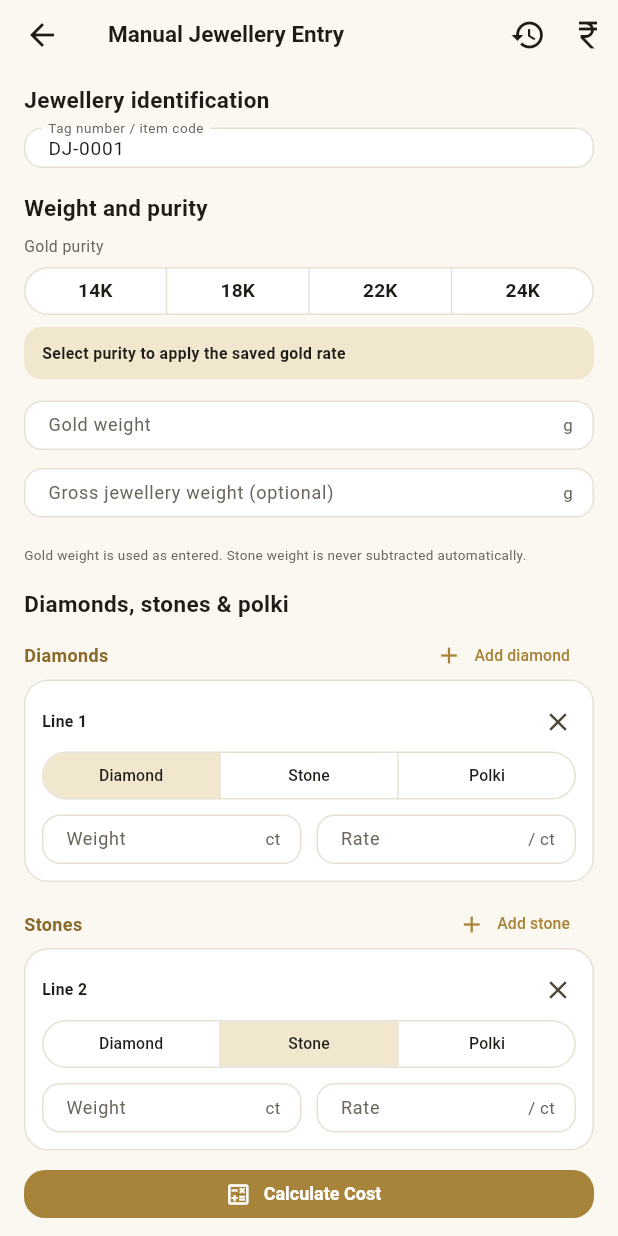
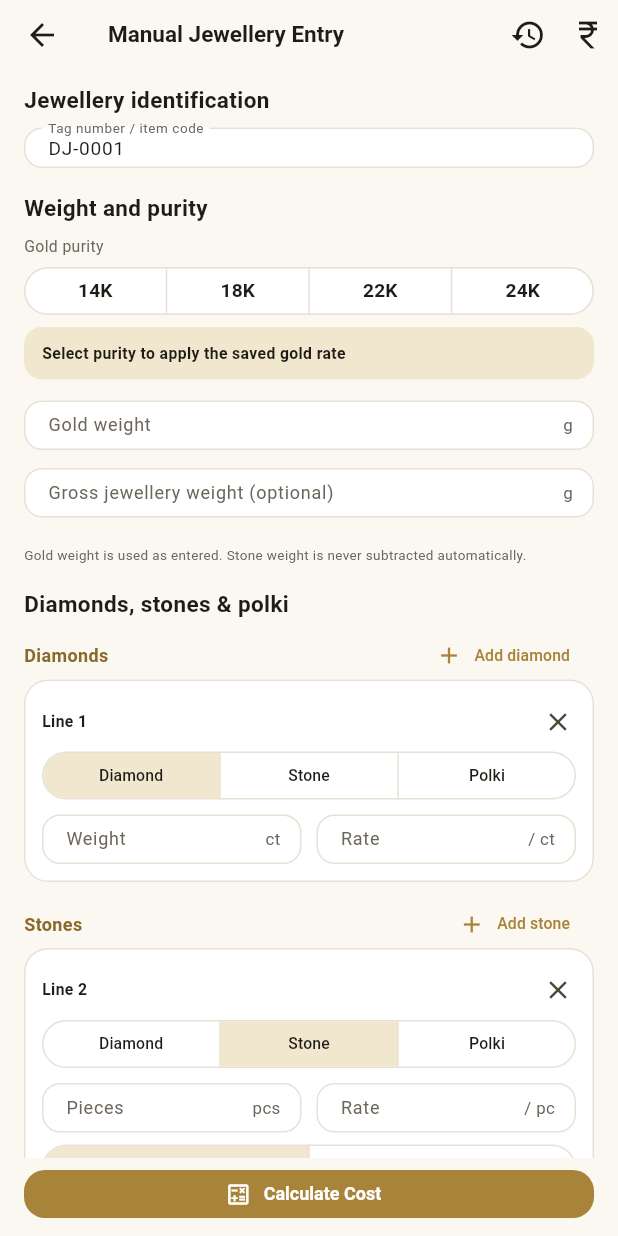
Before and after one commit to vikasagg/jewelry-cost-app, a Flutter app: the DetailsFormScreen screen opened directly, on a phone screen of 412 x 824 dp. Run offline on Flutter 3.47's test engine with Material 3 defaults, Android fonts, the phone set to English and light mode, and no system bars; our stand-ins replace flutter_secure_storage, hive_ce_flutter, image_picker, share_plus, web; missing offline and left inert: dart:js_interop, google_mlkit_text_recognition; accounts and stored records are empty.

Commit message:
Labour defaults by diamond presence; stones priced per piece (x1 / x10)
- Default labour (making) charge: 10% of gold value for plain gold
  jewellery, Rs 1,500 per gram when the item has diamonds. Applied to new
  items, follows diamond lines as they change, and stops as soon as staff
  type their own value or pick a method; a charge printed on the tag wins.
- Stone lines are counted in pieces: Stn\4\600 = 4 pieces at Rs 600.
  Value = pieces x rate (default) or pieces x rate x 10, chosen per line.
  Stone tag code = rate per piece (multiplier 1; old x10 setting not
  reused). Results, history, share text and scan review show "pcs".
- Gross - net weight balance only uses carat lines (diamond/polki); it is
  skipped when stone pieces are present.

Co-Authored-By: Claude Opus 5.5 <noreply@anthropic.com>
Claude-Session: https://claude.ai/code/session_01Ty8ibr9qUkpqR5XqhoszLs

```diff
--- a/lib/data/repositories.dart
+++ b/lib/data/repositories.dart
@@ -33,13 +33,19 @@ class PricingDefaultsRepository {
   final KeyValueStore _store;
   static const _counterKey = 'dj_tag_counter';
 
-  /// Tag rate code × multiplier = ₹ per carat. Diamonds and polki use ×100
-  /// (DIA\0.38\700 → ₹70,000/ct); stones use ×10 (Stn\0.25\600 → ₹6,000/ct).
+  /// Tag rate code × multiplier = rate. Diamonds and polki: ₹ per carat
+  /// = code × 100 (DIA\0.38\700 → ₹70,000/ct). Stones: ₹ per piece = code
+  /// as printed (Stn\4\600 → ₹600/pc; ×1 or ×10 is chosen per line).
   static const defaultMultipliers = {
     StoneKind.diamond: 100.0,
-    StoneKind.stone: 10.0,
+    StoneKind.stone: 1.0,
     StoneKind.polki: 100.0,
   };
+
+  /// Default labour (making) charge: 10% of gold value for plain gold
+  /// jewellery, ₹1,500 per gram when the item has diamonds.
+  static const plainMakingPercent = 10.0;
+  static const diamondMakingPerGram = 1500.0;
 
   /// GST % pre-filled on every new item (editable per item).
   static const defaultGstPercent = 3.0;
@@ -47,10 +53,13 @@ class PricingDefaultsRepository {
   /// Prefix of the automatic tag number, e.g. DJ-0001.
   static const tagPrefix = 'DJ-';
 
-  // Diamond keeps the original key so earlier settings carry over.
-  static String _multiplierKey(StoneKind kind) => kind == StoneKind.diamond
-      ? 'tag_rate_multiplier'
-      : 'tag_rate_multiplier_${kind.name}';
+  // Diamond keeps the original key so earlier settings carry over. Stones
+  // moved to per-piece rates, so the old ×10 stone setting is not reused.
+  static String _multiplierKey(StoneKind kind) => switch (kind) {
+    StoneKind.diamond => 'tag_rate_multiplier',
+    StoneKind.stone => 'tag_rate_multiplier_stone_v2',
+    StoneKind.polki => 'tag_rate_multiplier_polki',
+  };
 
   double tagRateMultiplier(StoneKind kind) =>
       double.tryParse(_store.get(_multiplierKey(kind)) ?? '') ??
--- a/lib/models/jewellery_input.dart
+++ b/lib/models/jewellery_input.dart
@@ -106,6 +106,7 @@ class StoneLine {
     this.weightCt,
     this.ratePerCt,
     this.code,
+    this.rateFactor = 1,
   });
 
   final StoneKind kind;
@@ -113,11 +114,20 @@ class StoneLine {
   /// Label as printed on the tag ("DIA", "FANCY CUT"…), if any.
   final String? label;
 
-  /// Weight in carats.
+  /// Weight in carats — or, for [StoneKind.stone], the number of pieces.
   final double? weightCt;
 
-  /// Rate in ₹ per carat.
+  /// Rate in ₹ per carat — or, for stones, ₹ per piece.
   final double? ratePerCt;
+
+  /// Stones only: value = pieces × rate × [rateFactor] (1 or 10).
+  final int rateFactor;
+
+  /// Stones are counted in pieces; diamonds and polki in carats.
+  bool get isPieces => kind == StoneKind.stone;
+
+  /// Factor actually applied (always 1 for diamonds and polki).
+  int get effectiveFactor => isPieces ? rateFactor : 1;
 
   /// Rate code printed after the weight (e.g. 700 in `DIA\\0.38\\700`).
   /// It pre-fills [ratePerCt] (code × tag rate multiplier, ₹70,000/ct by
@@ -137,12 +147,14 @@ class StoneLine {
     double? weightCt,
     double? ratePerCt,
     String? code,
+    int? rateFactor,
   }) => StoneLine(
     kind: kind ?? this.kind,
     label: label ?? this.label,
     weightCt: weightCt ?? this.weightCt,
     ratePerCt: ratePerCt ?? this.ratePerCt,
     code: code ?? this.code,
+    rateFactor: rateFactor ?? this.rateFactor,
   );
 
   Map<String, dynamic> toJson() => {
@@ -151,6 +163,7 @@ class StoneLine {
     'weightCt': weightCt,
     'ratePerCt': ratePerCt,
     'code': code,
+    'rateFactor': rateFactor,
   };
 
   factory StoneLine.fromJson(Map<String, dynamic> j) => StoneLine(
@@ -162,6 +175,7 @@ class StoneLine {
     weightCt: (j['weightCt'] as num?)?.toDouble(),
     ratePerCt: (j['ratePerCt'] as num?)?.toDouble(),
     code: j['code'] as String?,
+    rateFactor: (j['rateFactor'] as num?)?.toInt() ?? 1,
   );
 }
 
@@ -221,7 +235,7 @@ class JewelleryInput {
   double get diamondWeight =>
       linesOf(StoneKind.diamond).fold(0.0, (a, s) => a + (s.weightCt ?? 0));
 
-  /// Total other-stone weight in carats.
+  /// Total number of stone pieces.
   double get stoneWeight =>
       linesOf(StoneKind.stone).fold(0.0, (a, s) => a + (s.weightCt ?? 0));
 
--- a/lib/ui/screens/details_form_screen.dart
+++ b/lib/ui/screens/details_form_screen.dart
@@ -2,6 +2,7 @@ import 'package:flutter/material.dart';
 
 import '../../app_state.dart';
 import '../../core/money.dart';
+import '../../data/repositories.dart';
 import '../../models/gold_rates.dart';
 import '../../models/jewellery_input.dart';
 import '../../models/purity.dart';
@@ -90,6 +91,11 @@ class _DetailsFormScreenState extends State<DetailsFormScreen> {
     if (widget.initial == null && _c['tagNumber']!.text.trim().isEmpty) {
       _c['tagNumber']!.text = state.nextTagNumber;
     }
+    // New items without a labour charge on the tag get the shop default.
+    if (widget.initial == null && _c['makingValue']!.text.trim().isEmpty) {
+      _makingAuto = true;
+      _applyMakingDefault();
+    }
     final parsed = widget.parsed;
     if (parsed != null) {
       _uncertain.addAll(parsed.uncertainFields);
@@ -177,7 +183,36 @@ class _DetailsFormScreenState extends State<DetailsFormScreen> {
       _errors.remove(key);
       _uncertain.remove(key);
       _missing.remove(key);
+      if (key == 'makingValue') {
+        _makingAuto = false; // staff typed their own labour charge
+      } else if (key.startsWith('stone.')) {
+        _applyMakingDefault();
+      }
     });
+  }
+
+  /// True while the labour charge is the automatic default (not typed).
+  bool _makingAuto = false;
+
+  bool get _hasDiamond => _stones.any(
+    (r) => r.kind == StoneKind.diamond && (parseNumber(r.weight.text) ?? 0) > 0,
+  );
+
+  /// Default labour charge: 10% of gold value for plain jewellery,
+  /// ₹1,500 per gram when the item has diamonds.
+  void _applyMakingDefault() {
+    if (!_makingAuto) return;
+    if (_hasDiamond) {
+      _making = MakingMethod.perGram;
+      _c['makingValue']!.text = formatInput(
+        PricingDefaultsRepository.diamondMakingPerGram,
+      );
+    } else {
+      _making = MakingMethod.percentOfGold;
+      _c['makingValue']!.text = formatInput(
+        PricingDefaultsRepository.plainMakingPercent,
+      );
+    }
   }
 
   void _confirm(String key) => setState(() => _uncertain.remove(key));
@@ -241,6 +276,7 @@ class _DetailsFormScreenState extends State<DetailsFormScreen> {
 
     setState(() {
       _stones.removeAt(index).dispose();
+      _applyMakingDefault();
       final u = shift(_uncertain);
       _uncertain
         ..clear()
@@ -568,7 +604,7 @@ class _DetailsFormScreenState extends State<DetailsFormScreen> {
                   selected: {_making},
                   onSelectionChanged: (s) {
                     _making = s.first;
-                    _edited('makingValue');
+                    _edited('makingValue'); // also stops the auto default
                   },
                 ),
               ),
@@ -592,6 +628,20 @@ class _DetailsFormScreenState extends State<DetailsFormScreen> {
                   '% of gold value',
                 ),
               },
+              if (_makingAuto)
+                Padding(
+                  padding: const EdgeInsets.only(left: 4, top: 4),
+                  child: Text(
+                    _hasDiamond
+                        ? 'Default labour for diamond jewellery: ₹1,500 per gram'
+                        : 'Default labour for plain gold jewellery: 10% of gold value',
+                    key: const Key('makingDefaultHint'),
+                    style: const TextStyle(
+                      fontSize: 12,
+                      color: AppColors.muted,
+                    ),
+                  ),
+                ),
 
               // -------------------------------------------------------- GST
               const SizedBox(height: 14),
@@ -720,7 +770,9 @@ class _DetailsFormScreenState extends State<DetailsFormScreen> {
                 crossAxisAlignment: CrossAxisAlignment.start,
                 children: [
                   Expanded(
-                    child: _stoneField(i, 'weight', row.weight, 'Weight', 'ct'),
+                    child: row.kind == StoneKind.stone
+                        ? _stoneField(i, 'weight', row.weight, 'Pieces', 'pcs')
+                        : _stoneField(i, 'weight', row.weight, 'Weight', 'ct'),
                   ),
                   const SizedBox(width: 10),
                   Expanded(
@@ -729,7 +781,7 @@ class _DetailsFormScreenState extends State<DetailsFormScreen> {
                       'rate',
                       row.rate,
                       'Rate',
-                      '/ ct',
+                      row.kind == StoneKind.stone ? '/ pc' : '/ ct',
                       prefix: '₹ ',
                       enabled: !excluded,
                     ),
@@ -737,13 +789,33 @@ class _DetailsFormScreenState extends State<DetailsFormScreen> {
                 ],
               ),
             ),
+            // Stones: value = pieces × rate, or pieces × rate × 10.
+            if (row.kind == StoneKind.stone) ...[
+              const SizedBox(height: 8),
+              Padding(
+                padding: const EdgeInsets.only(right: 8),
+                child: SegmentedButton<int>(
+                  key: Key('stone.$i.factor'),
+                  showSelectedIcon: false,
+                  segments: const [
+                    ButtonSegment(value: 1, label: Text('Pieces × rate')),
+                    ButtonSegment(value: 10, label: Text('Pieces × rate × 10')),
+                  ],
+                  selected: {row.rateFactor},
+                  onSelectionChanged: (sel) =>
+                      setState(() => row.rateFactor = sel.first),
+                ),
+              ),
+            ],
             if (row.code != null && row.codeRate != null)
               Padding(
                 padding: const EdgeInsets.only(top: 6, right: 8),
                 child: Text(
-                  'Rate from tag: ${row.code} × '
-                  '${formatPercent(AppScope.of(context).tagRateMultiplier(row.kind))} = '
-                  '${formatInr(row.codeRate!)}/ct',
+                  row.kind == StoneKind.stone
+                      ? 'Rate from tag: ${formatInr(row.codeRate!)} per piece'
+                      : 'Rate from tag: ${row.code} × '
+                            '${formatPercent(AppScope.of(context).tagRateMultiplier(row.kind))} = '
+                            '${formatInr(row.codeRate!)}/ct',
                   style: const TextStyle(fontSize: 12, color: AppColors.muted),
                 ),
               ),
@@ -782,10 +854,15 @@ class _DetailsFormScreenState extends State<DetailsFormScreen> {
   Widget _weightBalance() {
     final gross = parseNumber(_c['grossWeight']!.text);
     final net = parseNumber(_c['goldWeight']!.text);
-    final ct = _stones.fold<double>(
-      0,
-      (a, r) => a + (parseNumber(r.weight.text) ?? 0),
-    );
+    // Only carat lines can be checked; stones are counted in pieces.
+    if (_stones.any(
+      (r) => r.kind == StoneKind.stone && r.weight.text.trim().isNotEmpty,
+    )) {
+      return const SizedBox(height: 8);
+    }
+    final ct = _stones
+        .where((r) => r.kind != StoneKind.stone)
+        .fold<double>(0, (a, r) => a + (parseNumber(r.weight.text) ?? 0));
     if (gross == null || net == null || gross.isNaN || net.isNaN || ct <= 0) {
       return const SizedBox(height: 8);
     }
@@ -891,14 +968,29 @@ class _DetailsFormScreenState extends State<DetailsFormScreen> {
 
 /// Editable state for one diamond/stone line.
 class _StoneRow {
-  _StoneRow({required this.kind, this.label, this.code, this.codeRate});
+  _StoneRow({
+    required this.kind,
+    this.label,
+    this.code,
+    this.codeRate,
+    this.rateFactor = 1,
+  });
 
   factory _StoneRow.from(StoneLine l, {double? codeRate}) =>
-      _StoneRow(kind: l.kind, label: l.label, code: l.code, codeRate: codeRate)
+      _StoneRow(
+          kind: l.kind,
+          label: l.label,
+          code: l.code,
+          codeRate: codeRate,
+          rateFactor: l.rateFactor,
+        )
         ..weight.text = formatInput(l.weightCt)
         ..rate.text = formatInput(l.ratePerCt);
 
   StoneKind kind;
+
+  /// Stones only: 1 (pieces × rate) or 10 (pieces × rate × 10).
+  int rateFactor;
   final String? label;
   final String? code;
 
@@ -915,6 +1007,7 @@ class _StoneRow {
     code: code,
     weightCt: parseNumber(weight.text),
     ratePerCt: parseNumber(rate.text),
+    rateFactor: rateFactor,
   );
 
   void dispose() {
--- a/lib/ui/screens/history_screen.dart
+++ b/lib/ui/screens/history_screen.dart
@@ -157,7 +157,7 @@ class _RecordCard extends StatelessWidget {
     final parts = [
       '${r.purity.label} · ${i.goldWeight!.toStringAsFixed(3)} g',
       if (i.diamondWeight > 0) 'D ${i.diamondWeight.toStringAsFixed(2)} ct',
-      if (i.stoneWeight > 0) 'S ${i.stoneWeight.toStringAsFixed(2)} ct',
+      if (i.stoneWeight > 0) 'S ${formatPercent(i.stoneWeight)} pcs',
       if (i.polkiWeight > 0) 'Polki ${i.polkiWeight.toStringAsFixed(2)} ct',
     ];
     return Card(
--- a/lib/ui/screens/rate_setup_screen.dart
+++ b/lib/ui/screens/rate_setup_screen.dart
@@ -228,7 +228,8 @@ class _RateSetupScreenState extends State<RateSetupScreen> {
               const SizedBox(height: 4),
               const Text(
                 'A tag line like DIA\\0.38\\700 has a rate code (700). '
-                '₹ per carat = code × multiplier.',
+                'Rate = code × multiplier (₹ per carat for diamond and polki, '
+                '₹ per piece for stones).',
                 style: TextStyle(color: AppColors.muted),
               ),
               const SizedBox(height: 10),
@@ -254,7 +255,7 @@ class _RateSetupScreenState extends State<RateSetupScreen> {
                       child: Text(
                         v == null || v.isNaN
                             ? ''
-                            : 'Example: code $code → ${formatInr(code * v)} per carat',
+                            : 'Example: code $code → ${formatInr(code * v)} per ${k == StoneKind.stone ? 'piece' : 'carat'}',
                         style: const TextStyle(
                           fontSize: 12,
                           color: AppColors.muted,
--- a/lib/ui/screens/result_screen.dart
+++ b/lib/ui/screens/result_screen.dart
@@ -275,13 +275,16 @@ class _ResultScreenState extends State<ResultScreen> {
     for (var k = 0; k < i.stones.length; k++) {
       final s = i.stones[k];
       if (s.kind != kind || !s.hasWeight) continue;
-      final w = '${s.displayName} ${s.weightCt!.toStringAsFixed(2)} ct';
+      final w = s.isPieces
+          ? '${s.displayName} ${formatPercent(s.weightCt!)} pcs'
+          : '${s.displayName} ${s.weightCt!.toStringAsFixed(2)} ct';
       if (excluded || s.ratePerCt == null) {
         lines.add(w);
       } else {
         final v = k < r.stoneLinePaise.length ? r.stoneLinePaise[k] : null;
         lines.add(
           '$w × ${formatInr(s.ratePerCt!)}'
+          '${s.effectiveFactor == 1 ? '' : ' × ${s.effectiveFactor}'}'
           '${v == null ? '' : ' = ${formatPaise(v)}'}',
         );
       }
@@ -354,8 +357,8 @@ class _ResultScreenState extends State<ResultScreen> {
                         ),
                       if (i.stoneWeight > 0)
                         StatTile(
-                          label: 'Stone Weight',
-                          value: '${i.stoneWeight.toStringAsFixed(2)} ct',
+                          label: 'Stones',
+                          value: '${formatPercent(i.stoneWeight)} pcs',
                         ),
                       if (i.polkiWeight > 0)
                         StatTile(
--- a/lib/ui/screens/scan_screen.dart
+++ b/lib/ui/screens/scan_screen.dart
@@ -405,7 +405,9 @@ class _ScanScreenState extends State<ScanScreen> {
                     note: st.kind.note,
                   )
                 : st.weight,
-            (v) => '${v.toStringAsFixed(2)} ct',
+            (v) => st.kind.value == StoneKind.stone
+                ? '${formatInput(v)} pcs'
+                : '${v.toStringAsFixed(2)} ct',
           ),
         if (p.weightBalance != null)
           Padding(
--- a/lib/ui/summary_text.dart
+++ b/lib/ui/summary_text.dart
@@ -25,8 +25,9 @@ String buildSummaryText(JewelleryInput i, PricingResult r, GoldRates rates) {
     final value = k < r.stoneLinePaise.length ? r.stoneLinePaise[k] : 0;
     b.writeln(
       '${s.displayName} (${s.kind.label.toLowerCase()}): '
-      '${s.weightCt!.toStringAsFixed(2)} ct'
-      '${s.ratePerCt == null ? '' : ' × ${formatInr(s.ratePerCt!)}/ct = ${formatPaise(value)}'}',
+      '${s.isPieces ? '${formatPercent(s.weightCt!)} pcs' : '${s.weightCt!.toStringAsFixed(2)} ct'}'
+      '${s.ratePerCt == null ? '' : ' × ${formatInr(s.ratePerCt!)}${s.isPieces ? '' : '/ct'}'
+                '${s.effectiveFactor == 1 ? '' : ' × ${s.effectiveFactor}'} = ${formatPaise(value)}'}',
     );
   }
   b
```
Also changed, not shown: lib/ocr/tag_parser.dart (+15 -4 lines), lib/pricing/pricing_engine.dart (+11 -4 lines), 4 other files.
